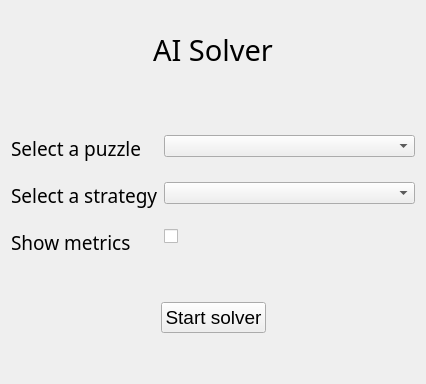
This is src/gui/template/start_window.ui in adejong93/epitech-ai-solver-2021 as Qt 5 draws it before an edit. The edited form follows.
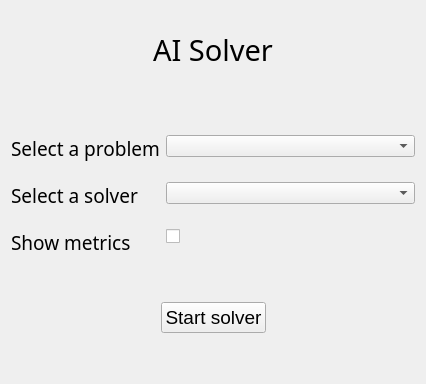
This is the edited form. Icons and pictures are not drawn.

```diff
--- a/src/gui/template/start_window.ui
+++ b/src/gui/template/start_window.ui
@@ -75,7 +75,7 @@
           </font>
          </property>
          <property name="text">
-          <string>Select a puzzle</string>
+          <string>Select a problem</string>
          </property>
         </widget>
        </item>
@@ -88,7 +88,7 @@
           </font>
          </property>
          <property name="text">
-          <string>Select a strategy</string>
+          <string>Select a solver</string>
          </property>
         </widget>
        </item>
```
Left out of the diff: 8 changed lines with no effect on the pictures.
